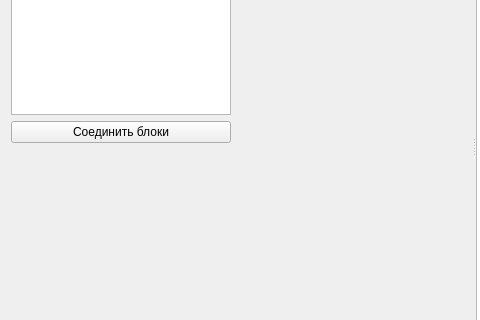
Before: the Qt Designer form dialogeditor/dialogeditorwindow.ui in QtWorks/VirtualClientDialogEditor, drawn with Qt 5; both pictures show x 0 to 480 and y 252 to 572 of the 1024 by 768 pixel window.
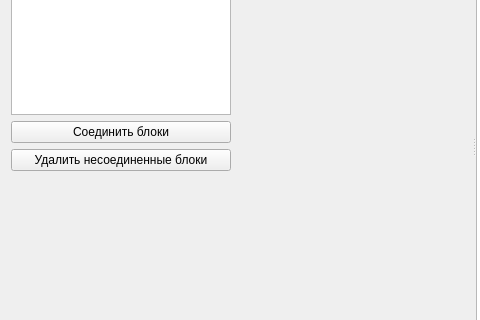
After: the same form once the commit is applied. Custom widgets are drawn as their Qt base class.

Commit message: Removed ugly hack for fix of disappearing blocks Added button for removing all blocks without links

The edit to the form file:
```diff
--- a/dialogeditor/dialogeditorwindow.ui
+++ b/dialogeditor/dialogeditorwindow.ui
@@ -83,6 +83,19 @@
          </property>
         </widget>
        </item>
+       <item>
+        <widget class="QPushButton" name="removeStandaloneNodesButton">
+         <property name="maximumSize">
+          <size>
+           <width>220</width>
+           <height>16777215</height>
+          </size>
+         </property>
+         <property name="text">
+          <string>Удалить несоединенные блоки</string>
+         </property>
+        </widget>
+       </item>
        <item>
         <spacer name="verticalSpacer">
          <property name="orientation">
```
The commit also changes 7 other files.
